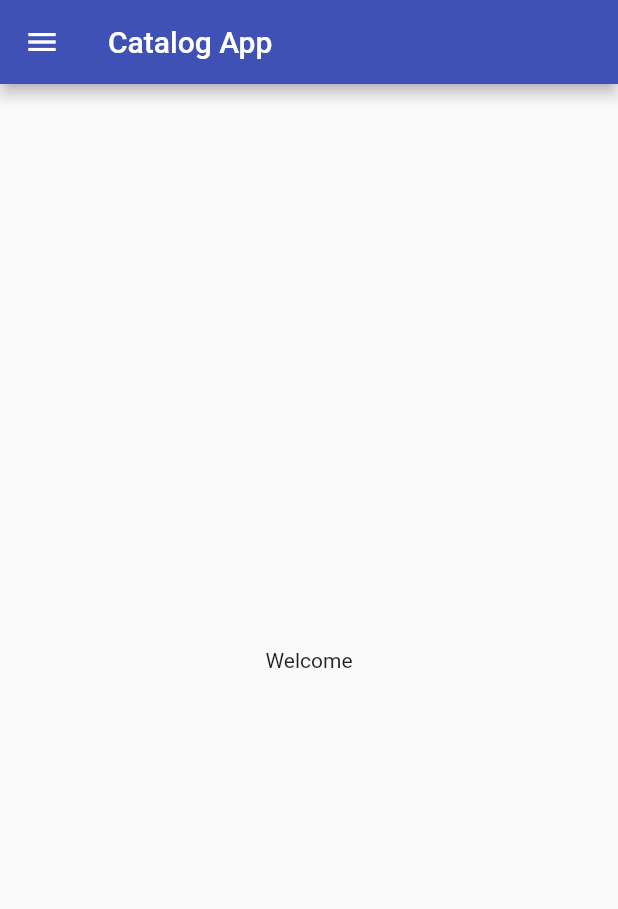
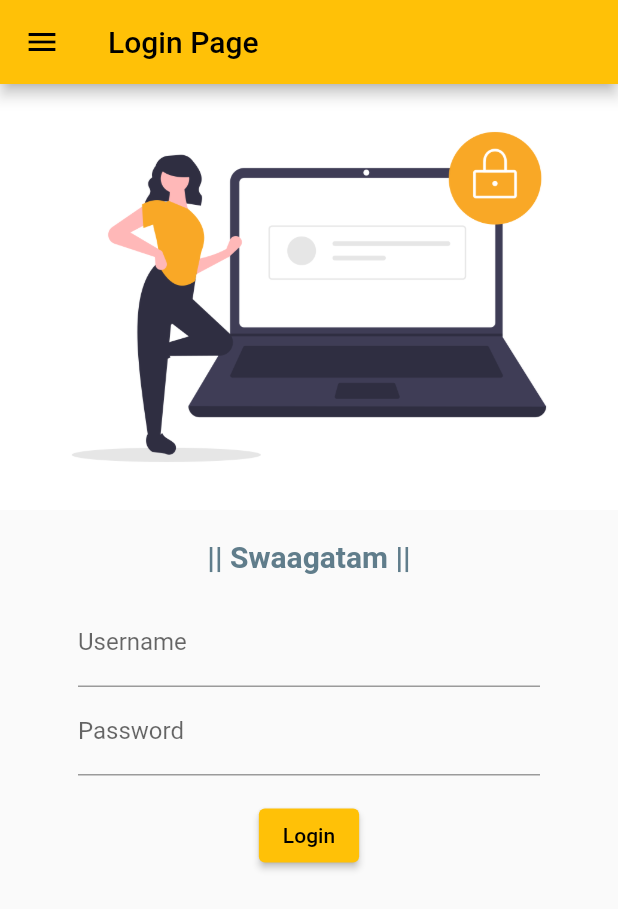
Before and after one commit to Ayushpani/flutterPrac, a Flutter app: the screen it shows after launch, on a phone screen of 412 x 824 dp. Shown: the top 909 px of the screen. Run offline on Flutter 3.47's test engine with Material 2 defaults, Android fonts, the phone set to English and light mode, and no system bars; our stand-ins replace firebase_core, google_fonts; accounts and stored records are empty; Roboto replaces fonts that are missing (Acme).

Commit message:
day3 completed

```diff
--- /dev/null
+++ b/lib/login_page.dart
@@ -0,0 +1,76 @@
+import 'package:flutter/material.dart';
+import 'package:google_fonts/google_fonts.dart';
+
+class LoginPage extends StatelessWidget {
+  const LoginPage({super.key});
+
+  @override
+  Widget build(BuildContext context) {
+    return Scaffold(
+
+
+      appBar: AppBar(
+        title: Text("Login Page"),
+      ),
+
+
+      drawer: Drawer(),
+
+      body: Column(
+        children: [
+
+
+          Image.asset("assets/images/login_image.png",
+          fit: BoxFit.cover
+          ),
+
+          SizedBox(
+            height: 20.0,
+          ),
+
+
+          Text("|| Swaagatam ||",
+          style: TextStyle(
+            fontSize: 20,
+            fontWeight: FontWeight.bold,
+            color: Colors.blueGrey
+          )
+          ),
+
+          Padding(
+            padding: const EdgeInsets.symmetric(vertical: 16.0, horizontal: 52.0),
+            child: Column(
+              children: [
+                TextFormField(
+
+              decoration: InputDecoration(
+                hintText: "Useername daalo",
+                labelText: "Username"
+              ),
+            ),
+
+            TextFormField(
+              obscureText: true,
+              autocorrect: false,
+              decoration: InputDecoration(
+                hintText: "Password daalo",
+                labelText: "Password",
+              ),
+            )
+              ],
+            ),
+          ),
+          ElevatedButton(
+            onPressed: () {
+              print('JAY SHREE RAM, Swaagat hai aapka');
+            },
+            child: Text("Login"),
+            style: TextButton.styleFrom(),
+            ),
+        ],
+      )
+    );
+
+
+  }
+}
--- a/lib/main.dart
+++ b/lib/main.dart
@@ -1,5 +1,8 @@
 import 'package:flutter_application_1/home_page.dart';
 import 'package:flutter/material.dart';
+import 'package:google_fonts/google_fonts.dart';
+
+import 'login_page.dart';
 
 void main() {
  runApp(MyApp());
@@ -11,16 +14,21 @@ class MyApp extends StatelessWidget {
   @override
   Widget build(BuildContext context) {
     return MaterialApp(
-
-      home: HomePage(),
       themeMode: ThemeMode.light,
       theme: ThemeData(
-        primarySwatch: Colors.indigo
+        primarySwatch: Colors.amber,
+        fontFamily: GoogleFonts.acme().fontFamily,
       ),
       darkTheme: ThemeData(
         brightness: Brightness.dark,
       ),
 
+      routes: {
+        "/" :(context) => LoginPage(),
+        "/login":(context) => LoginPage(),
+        "/Home":(context) => HomePage(),
+      },
+
     );
   }
 }
--- a/pubspec.yaml
+++ b/pubspec.yaml
@@ -38,6 +38,7 @@ dependencies:
   firebase_core_dart: ^1.0.1
   firebase_core: ^2.14.0
   firebase_auth: ^4.6.3
+  google_fonts: ^5.1.0
 
 dev_dependencies:
   flutter_test:
@@ -63,8 +64,8 @@ flutter:
   uses-material-design: true
 
   # To add assets to your application, add an assets section, like this:
-  # assets:
-  #   - images/a_dot_burr.jpeg
+  assets:
+    - assets/images/
   #   - images/a_dot_ham.jpeg
 
   # An image asset can refer to one or more resolution-specific "variants", see
```
Also changed, not shown: assets/images/login_image.png (added), pubspec.lock, 1 other file.
